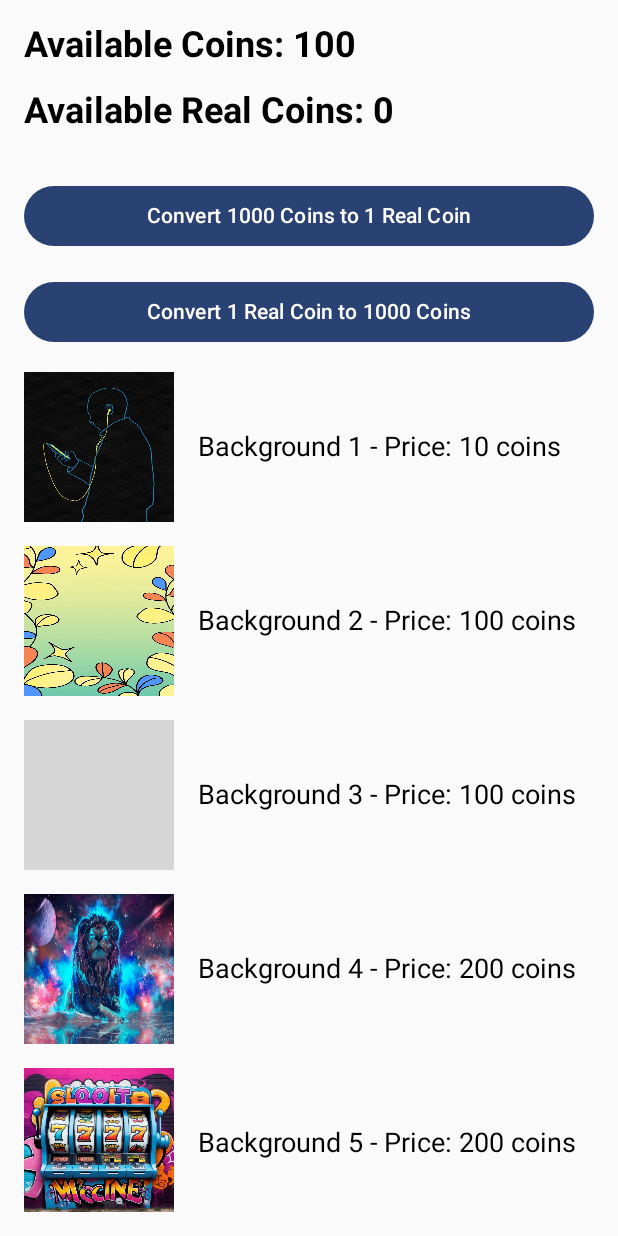
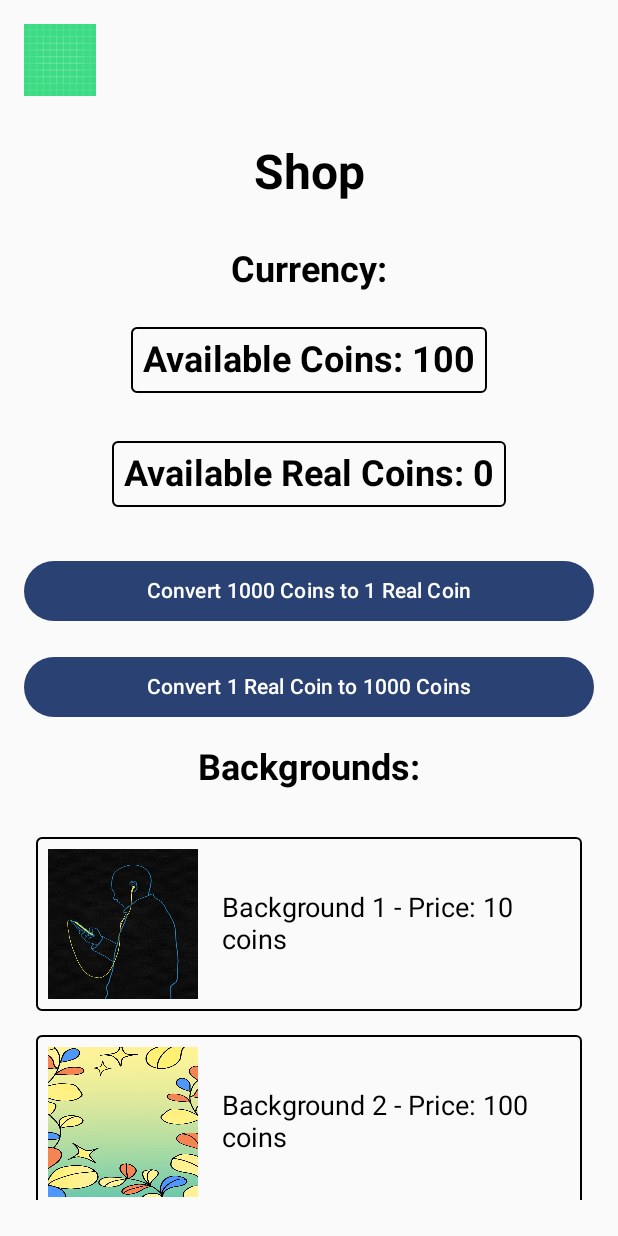
Before and after one commit to PetrosGrammatikakis/SlotMachineApp1.2, an Android app built with Jetpack Compose: the ShopScreen screen opened through its navigation route, on a phone screen of 412 x 824 dp. Run offline under Robolectric (Android 15) with nearby library versions, the phone set to English and light mode, and no system bars; grey boxes are pictures that could not be loaded.

Commit message:
Made background better and shop menu better, added shop as title and logic for back to menu image. Also added a black outline in background and coins.

```diff
--- a/app/src/main/java/com/example/slotmachineapp/MainActivity.kt
+++ b/app/src/main/java/com/example/slotmachineapp/MainActivity.kt
@@ -54,10 +54,6 @@ import androidx.compose.foundation.layout.Arrangement
 import androidx.compose.foundation.lazy.LazyColumn
 import androidx.compose.foundation.lazy.items
 
-
-
-
-
 // MainActivity class, the entry point of the Android application
 class MainActivity : ComponentActivity() {
     private lateinit var sharedPreferences: SharedPreferences
@@ -71,7 +67,6 @@ class MainActivity : ComponentActivity() {
     private val onBackgroundEquipped: (Int) -> Unit = { newBackgroundId ->
         equippedBackgroundId.value = newBackgroundId
     }
-
 
     // onCreate function called when the activity is created
     override fun onCreate(savedInstanceState: Bundle?) {
@@ -126,10 +121,8 @@ class MainActivity : ComponentActivity() {
                             purchasedBackgrounds = purchasedBackgrounds,
                             onBackgroundEquipped = onBackgroundEquipped,
                             sharedPreferences = sharedPreferences // Pass sharedPreferences here
-
                         )
                     }
-
                 }
             }
         }
@@ -168,9 +161,7 @@ class MainActivity : ComponentActivity() {
             apply()
         }
     }
-
 }
-
 
 // Composable function for the starter screen
 @Composable
@@ -245,9 +236,7 @@ fun CustomButton(
     }
 }
 
-
 // Composable function for the shop screen
-
 @SuppressLint("MutableCollectionMutableState")
 @Composable
 fun ShopScreen(
@@ -285,30 +274,55 @@ fun ShopScreen(
     // Ensure equippedBackgroundId is initialized correctly
     equippedBackgroundId.value = equippedFromPrefs
 
-    // LazyColumn composable to hold the content of the shop screen
-    LazyColumn(
+    // Column composable to hold the content of the shop screen
+    Column(
         modifier = Modifier
             .fillMaxSize()
             .padding(16.dp),
         verticalArrangement = Arrangement.spacedBy(16.dp),
-        contentPadding = PaddingValues(bottom = 16.dp)
+        horizontalAlignment = Alignment.CenterHorizontally
     ) {
+        // Back button
+        Box(
+            modifier = Modifier
+                .fillMaxWidth()
+                .padding(bottom = 16.dp),
+            contentAlignment = Alignment.TopStart
+        ) {
+            BackButton(onBackClicked)
+        }
+
+        // Display title "Shop"
+        Text(
+            text = "Shop",
+            style = TextStyle(fontSize = 32.sp, fontWeight = FontWeight.Bold),
+            modifier = Modifier.padding(bottom = 16.dp)
+        )
+
         // Display available coins count
-        item {
+        Text(
+            text = "Currency:",
+            style = TextStyle(fontSize = 24.sp, fontWeight = FontWeight.Bold),
+            modifier = Modifier.padding(bottom = 8.dp)
+        )
         Text(
             text = "Available Coins: ${coins.value}",
             style = TextStyle(fontSize = 24.sp, fontWeight = FontWeight.Bold),
-                modifier = Modifier.padding(bottom = 16.dp)
+            modifier = Modifier
+                .padding(bottom = 16.dp)
+                .border(BorderStroke(1.dp, Color.Black), shape = RoundedCornerShape(4.dp))
+                .padding(8.dp)
         )
         Text(
             text = "Available Real Coins: ${realCoins.value}",
             style = TextStyle(fontSize = 24.sp, fontWeight = FontWeight.Bold),
-                modifier = Modifier.padding(bottom = 16.dp)
+            modifier = Modifier
+                .padding(bottom = 16.dp)
+                .border(BorderStroke(1.dp, Color.Black), shape = RoundedCornerShape(4.dp))
+                .padding(8.dp)
         )
-        }
 
         // Convert coins to real coins
-        item {
         Button(
             onClick = {
                 if (coins.value >= 1000) {
@@ -320,10 +334,8 @@ fun ShopScreen(
         ) {
             Text("Convert 1000 Coins to 1 Real Coin")
         }
-        }
 
         // Convert real coins to coins
-        item {
         Button(
             onClick = {
                 if (realCoins.value >= 1) {
@@ -335,12 +347,24 @@ fun ShopScreen(
         ) {
             Text("Convert 1 Real Coin to 1000 Coins")
         }
-        }
 
+        // Display "Backgrounds:" label
+        Text(
+            text = "Backgrounds:",
+            style = TextStyle(fontSize = 24.sp, fontWeight = FontWeight.Bold),
+            modifier = Modifier.padding(bottom = 8.dp)
+        )
+
+        // LazyColumn to display backgrounds in a scrollable window
+        LazyColumn(
+            modifier = Modifier
+                .height(300.dp) // Set height to show only 3 backgrounds
+                .padding(8.dp),
+            verticalArrangement = Arrangement.spacedBy(16.dp),
+            contentPadding = PaddingValues(bottom = 16.dp)
+        ) {
             // Display each background item available in the shop
-        // Items loop to display backgrounds
             items(backgrounds) { background ->
-            // Change the click logic to check and update purchases properly
                 ShopBackgroundItem(
                     background = background,
                     coins = coins,
@@ -349,12 +373,6 @@ fun ShopScreen(
                     onBackgroundEquipped = onBackgroundEquipped,
                     sharedPreferences = sharedPreferences
                 )
-        }
-
-        // Button to navigate back to the game screen
-        item {
-            Button(onClick = onBackClicked, modifier = Modifier.fillMaxWidth()) {
-                Text("Back to Game")
             }
         }
     }
@@ -366,8 +384,20 @@ fun ShopScreen(
 }
 
 
-
-
+@Composable
+fun BackButton(onBackClicked: () -> Unit) {
+    Box(
+        modifier = Modifier
+            .size(48.dp)
+            .clickable(onClick = onBackClicked)
+    ) {
+        Image(
+            painter = painterResource(id = R.drawable.ic_launcher_background), // Replace with your back arrow image resource
+            contentDescription = "Back",
+            modifier = Modifier.fillMaxSize()
+        )
+    }
+}
 
 
 // Data class representing a background item in the shop
@@ -378,7 +408,6 @@ data class BackgroundItemModel(
     var purchased: Boolean = false,
     var equipped: Boolean = false
 )
-
 
 // Composable function for rendering a background item in the shop
 @Composable
@@ -396,7 +425,8 @@ fun ShopBackgroundItem(
 
     Row(
         verticalAlignment = Alignment.CenterVertically,
-        modifier = Modifier.clickable {
+        modifier = Modifier
+            .clickable {
                 // Update purchasing logic
                 if (!isPurchased.value) {
                     if (coins.value >= background.price) {
@@ -409,6 +439,8 @@ fun ShopBackgroundItem(
                 // Equip background without extra charges
                 equipBackground(background, equippedBackgroundId, onBackgroundEquipped, sharedPreferences)
             }
+            .border(BorderStroke(1.dp, Color.Black), shape = RoundedCornerShape(4.dp))
+            .padding(8.dp)
     ) {
         // Display background image
         Box(
@@ -442,8 +474,6 @@ fun ShopBackgroundItem(
     }
 }
 
-
-
 // Function to equip a background
 private fun equipBackground(
     background: BackgroundItemModel,
@@ -470,8 +500,6 @@ private fun savePurchasesToPreferences(purchased: Set<String>, preferences: Shar
         .apply()
 }
 
-
-
 // Composable function for the slot machine screen
 @Composable
 fun SlotMachineApp(
@@ -487,8 +515,6 @@ fun SlotMachineApp(
 
     // Load the background image based on the equipped background ID
     val backgroundImage = painterResource(id = equippedBackgroundId.value)
-
-
 
     // Center the content vertically and horizontally
     Box(
@@ -521,12 +547,6 @@ fun SlotMachineApp(
                 )
             }
 
-            // "Add Coins" button
-            Spacer(modifier = Modifier.height(16.dp))
-            Button(onClick = { coins.value += 10 }) {
-                Text("Add Coins (+10)")
-            }
-
             // Back to starter screen button
             Spacer(modifier = Modifier.height(16.dp))
             Button(onClick = { navController.popBackStack() }) {
@@ -535,9 +555,6 @@ fun SlotMachineApp(
         }
     }
 }
-
-
-
 
 // Composable function for the slot machine content
 @Composable
@@ -615,7 +632,6 @@ fun SlotMachine(
     }
 }
 
-
 // Function to check winning combinations
 fun checkWinningCombination(reels: List<List<Int>>): Int {
     // Flatten the list of reels to make it easier to analyze
@@ -626,7 +642,6 @@ fun checkWinningCombination(reels: List<List<Int>>): Int {
     val twoPairs = groupedNumbers.filterValues { it.size == 2 }
     val triplets = groupedNumbers.filterValues { it.size == 3 }
 
-
     // Check if there are exactly two pairs
     if (twoPairs.size == 2 && twoPairs.values.all { it.size == 2 }) {
         return 400 // Reward for the specific pattern
@@ -636,7 +651,6 @@ fun checkWinningCombination(reels: List<List<Int>>): Int {
     if (triplets.size == 1 && twoPairs.size == 1) {
         return 1000 // Reward for the specific pattern
     }
-
 
     // Count the number of reels with the same number
     val uniqueNumbers = flattenedReels.distinct()
@@ -663,7 +677,6 @@ suspend fun spinReel(reel: MutableList<Int>): List<Int> {
     }
 
     // Collect the result of the reel after spinning
-
     return reel.toList()
 }
 
```
Lines whose indentation alone changed are shown as unchanged.
